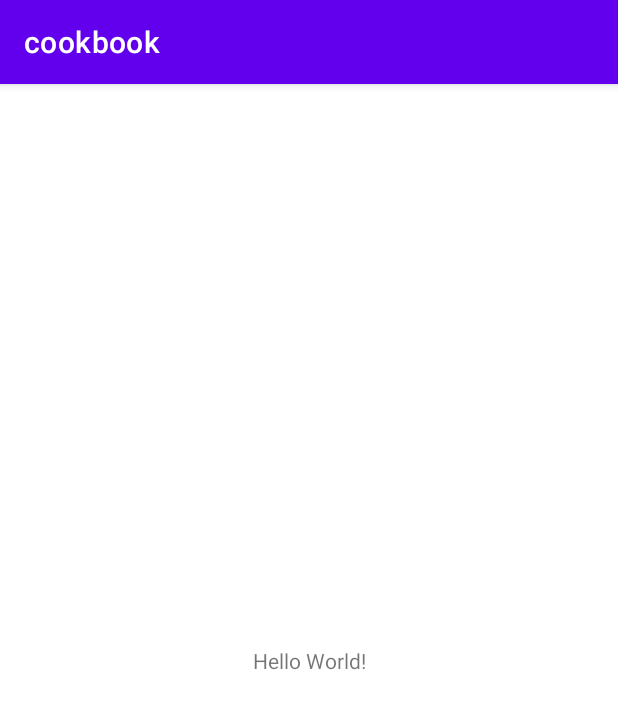
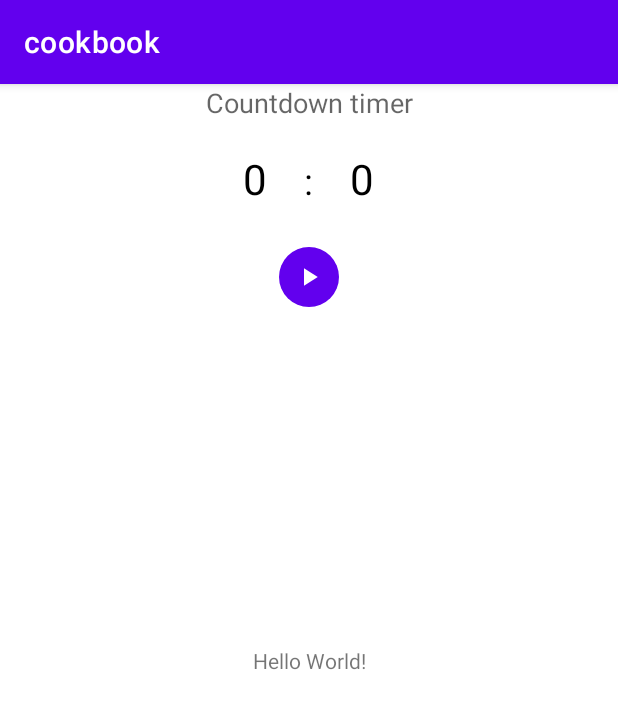
Before and after one commit to TMichaelan/mobile-applications-put, an Android app: the screen it shows after launch (MainActivity), on a phone screen of 412 x 824 dp. Shown: the top 709 px of the screen. Run offline under Robolectric (Android 15) with nearby library versions, the phone set to English and light mode, and no system bars.

Commit message:
add timer

```diff
--- a/app/build.gradle
+++ b/app/build.gradle
@@ -15,6 +15,10 @@
         versionName "1.0"
 
         testInstrumentationRunner "androidx.test.runner.AndroidJUnitRunner"
+    }
+
+    buildFeatures{
+        viewBinding true
     }
 
     buildTypes {
--- /dev/null
+++ b/app/src/main/java/com/example/cookbook/TimerFragment.kt
@@ -0,0 +1,169 @@
+package com.example.cookbook
+
+import android.os.Bundle
+import android.os.Handler
+import android.os.Looper
+import android.text.InputFilter
+import android.text.Spanned
+import android.view.LayoutInflater
+import android.view.View
+import android.view.ViewGroup
+import android.widget.Button
+import android.widget.EditText
+import androidx.fragment.app.Fragment
+//import com.example.cookbook.extensions.vibratePhone
+
+private const val ARG_PARAM_SECONDS = "seconds"
+private const val ARG_PARAM_RUNNING = "running"
+private const val ARG_PARAM_WAS_RUNNING = "wasRunning"
+
+class TimerFragment : Fragment() {
+    private var seconds = 0
+    private var running = false
+    private var wasRunning = false
+
+    private lateinit var secondsView: EditText
+    private lateinit var minutesView: EditText
+    private lateinit var startButton: Button
+    private lateinit var stopButton: Button
+    private lateinit var pauseButton: Button
+
+    override fun onCreate(savedInstanceState: Bundle?) {
+        super.onCreate(savedInstanceState)
+
+        savedInstanceState?.let {
+            seconds = it.getInt(ARG_PARAM_SECONDS)
+            running = it.getBoolean(ARG_PARAM_RUNNING)
+            wasRunning = it.getBoolean(ARG_PARAM_WAS_RUNNING)
+        }
+    }
+
+    class MinMaxFilter(private val minValue: Int, private val maxValue: Int) : InputFilter {
+        override fun filter(
+            source: CharSequence,
+            start: Int,
+            end: Int,
+            dest: Spanned,
+            dStart: Int,
+            dEnd: Int
+        ): CharSequence? {
+            try {
+                val input = Integer.parseInt(dest.toString() + source.toString())
+                if (isInRange(minValue, maxValue, input)) {
+                    return null
+                }
+            } catch (e: NumberFormatException) {
+                e.printStackTrace()
+            }
+            return ""
+        }
+
+        private fun isInRange(a: Int, b: Int, c: Int): Boolean {
+            return if (b > a) c in a..b else c in b..a
+        }
+    }
+
+    override fun onCreateView(
+        inflater: LayoutInflater, container: ViewGroup?,
+        savedInstanceState: Bundle?
+    ): View? {
+        val view = inflater.inflate(R.layout.fragment_timer, container, false)
+
+        secondsView = view.findViewById(R.id.timer_seconds)
+        minutesView = view.findViewById(R.id.timer_minutes)
+        startButton = view.findViewById(R.id.start_timer_button)
+        stopButton = view.findViewById(R.id.stop_timer_button)
+        pauseButton = view.findViewById(R.id.pause_timer_button)
+
+        secondsView.filters = arrayOf(MinMaxFilter(0, 59))
+        minutesView.filters = arrayOf(MinMaxFilter(0, 180))
+
+        startButton.setOnClickListener {
+            if (secondsView.text.isEmpty() || minutesView.text.isEmpty()) {
+                return@setOnClickListener
+            }
+
+            seconds = secondsView.text.toString().toInt() + minutesView.text.toString().toInt() * 60
+            if (seconds <= 0) {
+                return@setOnClickListener
+            }
+
+            running = true
+            refreshUIStates()
+        }
+
+        pauseButton.setOnClickListener {
+            running = false
+            refreshUIStates()
+        }
+
+        stopButton.setOnClickListener {
+            running = false
+            seconds = 0
+            secondsView.setText("%02d".format(0))
+            minutesView.setText("%02d".format(0))
+            refreshUIStates()
+        }
+
+        runTimer()
+        refreshUIStates()
+
+        return view
+    }
+
+    private fun stopTimer() {
+        running = false
+        refreshUIStates()
+        //vibratePhone(300)
+    }
+
+    private fun refreshUIStates() {
+        secondsView.isEnabled = !running && seconds == 0
+        minutesView.isEnabled = !running && seconds == 0
+        startButton.visibility = if (!running || (!running && seconds > 0)) View.VISIBLE else View.GONE
+        pauseButton.visibility = if (running) View.VISIBLE else View.GONE
+        stopButton.visibility = if (seconds > 0) View.VISIBLE else View.GONE
+    }
+
+    private fun runTimer() {
+        val handler = Handler(Looper.getMainLooper())
+
+        handler.post {
+            if (running && seconds == 0) {
+                stopTimer()
+            } else if (running) {
+                seconds--
+                secondsView.setText("%02d".format(seconds % 60))
+                minutesView.setText("%02d".format(seconds / 60))
+            }
+
+            handler.postDelayed({ runTimer() }, 1000)
+        }
+    }
+
+    override fun onPause() {
+        super.onPause()
+        wasRunning = running
+        running = false
+    }
+
+    override fun onResume() {
+        super.onResume()
+        if (wasRunning) {
+            running = true
+            refreshUIStates()
+        }
+    }
+
+    override fun onSaveInstanceState(outState: Bundle) {
+        super.onSaveInstanceState(outState)
+        outState.putInt(ARG_PARAM_SECONDS, seconds)
+        outState.putBoolean(ARG_PARAM_RUNNING, running)
+        outState.putBoolean(ARG_PARAM_WAS_RUNNING, wasRunning)
+    }
+
+    companion object {
+        @JvmStatic
+        fun newInstance() = TimerFragment()
+    }
+}
--- /dev/null
+++ b/app/src/main/res/drawable/baseline_pause_24.xml
@@ -0,0 +1,5 @@
+<vector android:height="100dp" android:tint="#000000"
+    android:viewportHeight="24" android:viewportWidth="24"
+    android:width="100dp" xmlns:android="http://schemas.android.com/apk/res/android">
+    <path android:fillColor="@android:color/white" android:pathData="M6,19h4L10,5L6,5v14zM14,5v14h4L18,5h-4z"/>
+</vector>
--- /dev/null
+++ b/app/src/main/res/drawable/baseline_play_arrow_24.xml
@@ -0,0 +1,5 @@
+<vector android:height="24dp" android:tint="#000000"
+    android:viewportHeight="24" android:viewportWidth="24"
+    android:width="24dp" xmlns:android="http://schemas.android.com/apk/res/android">
+    <path android:fillColor="@android:color/white" android:pathData="M8,5v14l11,-7z"/>
+</vector>
--- /dev/null
+++ b/app/src/main/res/drawable/baseline_stop_24.xml
@@ -0,0 +1,5 @@
+<vector android:height="24dp" android:tint="#000000"
+    android:viewportHeight="24" android:viewportWidth="24"
+    android:width="24dp" xmlns:android="http://schemas.android.com/apk/res/android">
+    <path android:fillColor="@android:color/white" android:pathData="M6,6h12v12H6z"/>
+</vector>
--- a/app/src/main/res/layout/activity_main.xml
+++ b/app/src/main/res/layout/activity_main.xml
@@ -15,4 +15,10 @@
         app:layout_constraintStart_toStartOf="parent"
         app:layout_constraintTop_toTopOf="parent" />
 
+    <fragment
+        android:id="@+id/cat_fragment"
+        android:name="com.example.cookbook.TimerFragment"
+        android:layout_width="match_parent"
+        android:layout_height="match_parent" />
+
 </androidx.constraintlayout.widget.ConstraintLayout>
--- /dev/null
+++ b/app/src/main/res/layout/fragment_timer.xml
@@ -0,0 +1,88 @@
+<?xml version="1.0" encoding="utf-8"?>
+<LinearLayout xmlns:android="http://schemas.android.com/apk/res/android"
+    xmlns:tools="http://schemas.android.com/tools"
+    android:layout_width="match_parent"
+    android:layout_height="wrap_content"
+    xmlns:app="http://schemas.android.com/apk/res-auto"
+    android:orientation="vertical"
+    android:gravity="center_horizontal"
+    tools:context=".TimerFragment"
+    android:layout_marginVertical="?attr/listPreferredItemPaddingStart"
+    >
+
+    <TextView
+        android:layout_width="match_parent"
+        android:layout_height="wrap_content"
+        android:textAlignment="center"
+        android:textAppearance="@style/TextAppearance.AppCompat.Medium"
+        android:text="@string/timer"
+        />
+
+    <LinearLayout
+        android:layout_width="match_parent"
+        android:layout_height="wrap_content"
+        android:gravity="center_horizontal"
+        android:orientation="horizontal"
+        android:layout_marginVertical="?attr/listPreferredItemPaddingStart">
+
+        <EditText
+            android:layout_width="wrap_content"
+            android:layout_height="48dp"
+            android:id="@+id/timer_minutes"
+            android:inputType="time"
+            android:text="0"
+            style="@style/Widget.Material3.MaterialTimePicker.Display.TextInputEditText"
+            android:textAlignment="center"
+            android:textSize="28sp"
+            android:minWidth="32dp"/>
+
+        <TextView
+            android:layout_width="wrap_content"
+            android:layout_height="wrap_content"
+            android:textSize="24sp"
+            style="@style/Widget.Material3.MaterialTimePicker.Display.Divider"
+            android:text=":"/>
+
+        <EditText
+            android:id="@+id/timer_seconds"
+            style="@style/Widget.Material3.MaterialTimePicker.Display.TextInputEditText"
+            android:layout_width="wrap_content"
+            android:layout_height="match_parent"
+            android:inputType="number"
+            android:minWidth="64dp"
+            android:text="0"
+            android:textAlignment="center"
+            android:textSize="28sp" />
+
+    </LinearLayout>
+
+    <LinearLayout
+        android:layout_width="match_parent"
+        android:layout_height="wrap_content"
+        android:orientation="horizontal"
+        android:gravity="center_horizontal">
+
+        <Button
+            android:layout_width="wrap_content"
+            android:layout_height="wrap_content"
+            app:icon="@drawable/baseline_play_arrow_24"
+            style="@style/Widget.Material3.Button.IconButton.Filled"
+            android:id="@+id/start_timer_button"/>
+
+        <Button
+            android:layout_width="wrap_content"
+            android:layout_height="wrap_content"
+            app:icon="@drawable/baseline_pause_24"
+            style="@style/Widget.Material3.Button.IconButton.Filled"
+            android:id="@+id/pause_timer_button"/>
+
+        <Button
+            android:layout_width="wrap_content"
+            android:layout_height="wrap_content"
+            app:icon="@drawable/baseline_stop_24"
+            style="@style/Widget.Material3.Button.IconButton.Filled"
+            android:id="@+id/stop_timer_button"/>
+
+    </LinearLayout>
+
+</LinearLayout>
--- a/app/src/main/res/values/colors.xml
+++ b/app/src/main/res/values/colors.xml
@@ -7,4 +7,7 @@
     <color name="teal_700">#FF018786</color>
     <color name="black">#FF000000</color>
     <color name="white">#FFFFFFFF</color>
+    <color name="darkGray">#333533</color>
+    <color name="lightGray">#EEE</color>
+
 </resources>
--- a/app/src/main/res/values/strings.xml
+++ b/app/src/main/res/values/strings.xml
@@ -1,3 +1,10 @@
 <resources>
     <string name="app_name">cookbook</string>
+    <!-- TODO: Remove or change this placeholder text -->
+    <string name="timer">Countdown timer</string>
+    <!-- TODO: Remove or change this placeholder text -->
+    <string name="hello_blank_fragment">Hello blank fragment</string>
+    <string name="place_holder_time">00:00:00</string>
+    <string name="reset">Reset</string>
+    <string name="start">start</string>
 </resources>
```
